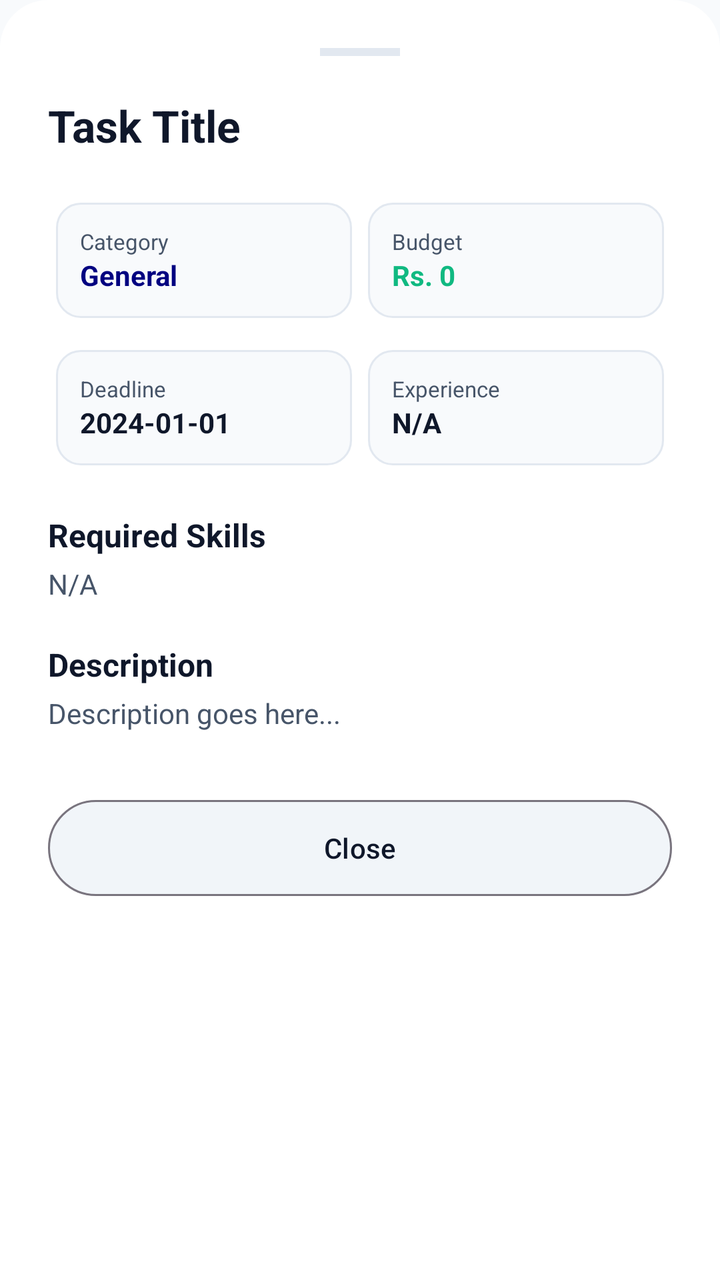
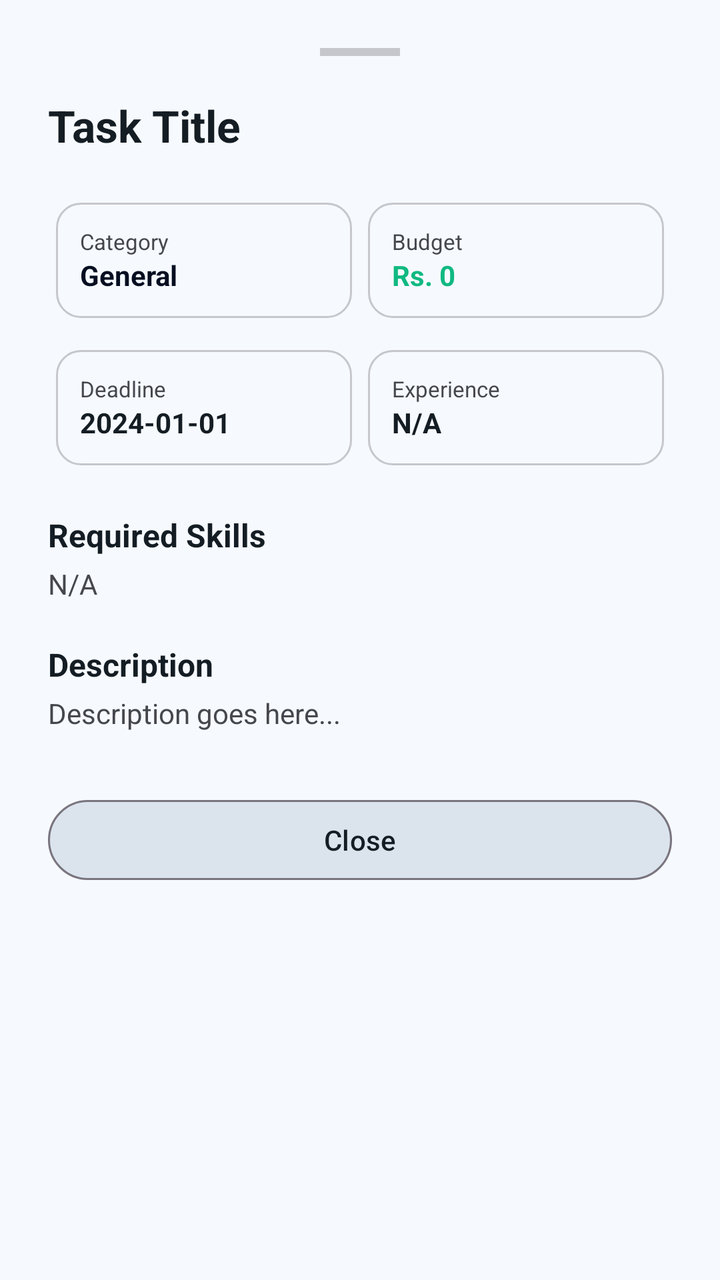

The first picture is an Android layout as it rendered before a commit; the second is the same layout after the commit. The layout source and the unified diff follow.
<!-- AndroidManifest.xml: application theme Theme.MiniJobHunt -->
<!-- res/layout/layout_task_details_sheet.xml -->
<?xml version="1.0" encoding="utf-8"?>
<LinearLayout xmlns:android="http://schemas.android.com/apk/res/android"
    xmlns:app="http://schemas.android.com/apk/res-auto"
    android:layout_width="match_parent"
    android:layout_height="wrap_content"
    android:orientation="vertical"
    android:padding="24dp"
    android:background="@drawable/bg_bottom_sheet">

    <View
        android:layout_width="40dp"
        android:layout_height="4dp"
        android:layout_gravity="center"
        android:layout_marginBottom="20dp"
        android:background="@color/divider" />

    <TextView
        android:id="@+id/txtTitle"
        android:layout_width="match_parent"
        android:layout_height="wrap_content"
        android:text="Task Title"
        android:textSize="22sp"
        android:textStyle="bold"
        android:textColor="@color/text_primary" />

    <LinearLayout
        android:layout_width="match_parent"
        android:layout_height="wrap_content"
        android:orientation="vertical"
        android:layout_marginTop="20dp">

        <LinearLayout
            android:layout_width="match_parent"
            android:layout_height="wrap_content"
            android:orientation="horizontal">

            
            <LinearLayout
                android:layout_width="0dp"
                android:layout_height="wrap_content"
                android:layout_weight="1"
                android:orientation="vertical"
                android:padding="12dp"
                android:background="@drawable/bg_grid_item"
                android:layout_margin="4dp">
                <TextView
                    android:layout_width="wrap_content"
                    android:layout_height="wrap_content"
                    android:text="Category"
                    android:textSize="11sp"
                    android:textColor="@color/text_secondary" />
                <TextView
                    android:id="@+id/txtCategory"
                    android:layout_width="wrap_content"
                    android:layout_height="wrap_content"
                    android:text="General"
                    android:textStyle="bold"
                    android:textColor="@color/primary"
                    android:textSize="14sp" />
            </LinearLayout>

            
            <LinearLayout
                android:layout_width="0dp"
                android:layout_height="wrap_content"
                android:layout_weight="1"
                android:orientation="vertical"
                android:padding="12dp"
                android:background="@drawable/bg_grid_item"
                android:layout_margin="4dp">
                <TextView
                    android:layout_width="wrap_content"
                    android:layout_height="wrap_content"
                    android:text="Budget"
                    android:textSize="11sp"
                    android:textColor="@color/text_secondary" />
                <TextView
                    android:id="@+id/txtBudget"
                    android:layout_width="wrap_content"
                    android:layout_height="wrap_content"
                    android:text="Rs. 0"
                    android:textStyle="bold"
                    android:textColor="@color/success"
                    android:textSize="14sp" />
            </LinearLayout>

        </LinearLayout>

        <LinearLayout
            android:layout_width="match_parent"
            android:layout_height="wrap_content"
            android:orientation="horizontal"
            android:layout_marginTop="8dp">

            
            <LinearLayout
                android:layout_width="0dp"
                android:layout_height="wrap_content"
                android:layout_weight="1"
                android:orientation="vertical"
                android:padding="12dp"
                android:background="@drawable/bg_grid_item"
                android:layout_margin="4dp">
                <TextView
                    android:layout_width="wrap_content"
                    android:layout_height="wrap_content"
                    android:text="Deadline"
                    android:textSize="11sp"
                    android:textColor="@color/text_secondary" />
                <TextView
                    android:id="@+id/txtDeadline"
                    android:layout_width="wrap_content"
                    android:layout_height="wrap_content"
                    android:text="2024-01-01"
                    android:textStyle="bold"
                    android:textColor="@color/text_primary"
                    android:textSize="14sp" />
            </LinearLayout>

            
            <LinearLayout
                android:layout_width="0dp"
                android:layout_height="wrap_content"
                android:layout_weight="1"
                android:orientation="vertical"
                android:padding="12dp"
                android:background="@drawable/bg_grid_item"
                android:layout_margin="4dp">
                <TextView
                    android:layout_width="wrap_content"
                    android:layout_height="wrap_content"
                    android:text="Experience"
                    android:textSize="11sp"
                    android:textColor="@color/text_secondary" />
                <TextView
                    android:id="@+id/txtExperience"
                    android:layout_width="wrap_content"
                    android:layout_height="wrap_content"
                    android:text="N/A"
                    android:textStyle="bold"
                    android:textColor="@color/text_primary"
                    android:textSize="14sp" />
            </LinearLayout>

        </LinearLayout>

    </LinearLayout>

    <TextView
        android:layout_width="wrap_content"
        android:layout_height="wrap_content"
        android:layout_marginTop="20dp"
        android:text="Required Skills"
        android:textStyle="bold"
        android:textColor="@color/text_primary"
        android:textSize="16sp" />

    <TextView
        android:id="@+id/txtSkills"
        android:layout_width="match_parent"
        android:layout_height="wrap_content"
        android:layout_marginTop="4dp"
        android:text="N/A"
        android:textColor="@color/text_secondary"
        android:textSize="14sp" />

    <TextView
        android:layout_width="wrap_content"
        android:layout_height="wrap_content"
        android:layout_marginTop="20dp"
        android:text="Description"
        android:textStyle="bold"
        android:textColor="@color/text_primary"
        android:textSize="16sp" />

    <TextView
        android:id="@+id/txtDescription"
        android:layout_width="match_parent"
        android:layout_height="wrap_content"
        android:layout_marginTop="4dp"
        android:text="Description goes here..."
        android:textColor="@color/text_secondary"
        android:textSize="14sp" />

    <Button
        android:id="@+id/btnClose"
        android:layout_width="match_parent"
        android:layout_height="56dp"
        android:layout_marginTop="30dp"
        android:text="Close"
        android:textAllCaps="false"
        android:backgroundTint="@color/surface_variant"
        android:textColor="@color/text_primary"
        style="?attr/materialButtonOutlinedStyle" />

</LinearLayout>
<!-- resources referenced by this layout -->
<resources>
  <color name="divider">#E2E8F0</color>
  <color name="primary">#000080</color>
  <color name="success">#10B981</color>
  <color name="surface_variant">#F1F5F9</color>
  <color name="text_primary">#0F172A</color>
  <color name="text_secondary">#475569</color>
  <!-- drawable bg_bottom_sheet (drawable) -->
  <?xml version="1.0" encoding="utf-8"?>
  <shape xmlns:android="http://schemas.android.com/apk/res/android">
      <solid android:color="@color/surface" />
      <corners
          android:topLeftRadius="24dp"
          android:topRightRadius="24dp" />
  </shape>
  <!-- drawable bg_grid_item (drawable) -->
  <?xml version="1.0" encoding="utf-8"?>
  <shape xmlns:android="http://schemas.android.com/apk/res/android">
      <solid android:color="@color/background" />
      <corners android:radius="12dp" />
      <stroke android:width="1dp" android:color="@color/divider" />
  </shape>
  <style name="Theme.MiniJobHunt" parent="Base.Theme.MiniJobHunt" />
  <color name="surface">#FFFFFF</color>
  <color name="background">#F8FAFC</color>
  <style name="Base.Theme.MiniJobHunt" parent="Theme.Material3.DayNight.NoActionBar">
          <item name="colorPrimary">@color/primary</item>
          <item name="colorOnPrimary">@color/white</item>
          <item name="colorPrimaryContainer">@color/primary_light</item>
          <item name="colorOnPrimaryContainer">@color/primary_dark</item>
  
          <item name="colorSecondary">@color/info</item>
          <item name="colorOnSecondary">@color/white</item>
  
          <item name="android:windowBackground">@color/background</item>
          <item name="android:statusBarColor">@color/background</item>
          <item name="android:windowLightStatusBar">true</item>
  
          
          <item name="textAppearanceHeadlineLarge">@style/AppText.HeadlineLarge</item>
          <item name="textAppearanceTitleMedium">@style/AppText.TitleMedium</item>
          <item name="textAppearanceBodyLarge">@style/AppText.BodyLarge</item>
      </style>
  <color name="white">#FFFFFF</color>
  <color name="primary_light">#E6E6FF</color>
  <color name="primary_dark">#000066</color>
  <color name="info">#000080</color>
  <style name="AppText.HeadlineLarge">
          <item name="android:textSize">30sp</item>
          <item name="android:textStyle">bold</item>
          <item name="android:textColor">@color/text_primary</item>
          <item name="android:letterSpacing">-0.02</item>
      </style>
  <style name="AppText.TitleMedium">
          <item name="android:textSize">18sp</item>
          <item name="android:textStyle">bold</item>
          <item name="android:textColor">@color/text_primary</item>
      </style>
  <style name="AppText.BodyLarge">
          <item name="android:textSize">16sp</item>
          <item name="android:textColor">@color/text_secondary</item>
      </style>
</resources>

<!-- the commit's change to res/layout/layout_task_details_sheet.xml (unified diff, before → after) -->
@@ -185,7 +185,7 @@
     <Button
         android:id="@+id/btnClose"
         android:layout_width="match_parent"
-        android:layout_height="56dp"
+        android:layout_height="48dp"
         android:layout_marginTop="30dp"
         android:text="Close"
         android:textAllCaps="false"
<!-- resource entries referenced after the edit -->
@@ -1,11 +1,11 @@
 <!-- resources referenced by this layout -->
 <resources>
-  <color name="divider">#E2E8F0</color>
-  <color name="primary">#000080</color>
+  <color name="divider">#c6c6cd</color>
+  <color name="primary">#050e21</color>
   <color name="success">#10B981</color>
-  <color name="surface_variant">#F1F5F9</color>
-  <color name="text_primary">#0F172A</color>
-  <color name="text_secondary">#475569</color>
+  <color name="surface_variant">#dbe4ed</color>
+  <color name="text_primary">#141d23</color>
+  <color name="text_secondary">#45474c</color>
   <!-- drawable bg_bottom_sheet (drawable) -->
   <?xml version="1.0" encoding="utf-8"?>
   <shape xmlns:android="http://schemas.android.com/apk/res/android">
@@ -22,15 +22,15 @@
       <stroke android:width="1dp" android:color="@color/divider" />
   </shape>
   <style name="Theme.MiniJobHunt" parent="Base.Theme.MiniJobHunt" />
-  <color name="surface">#FFFFFF</color>
-  <color name="background">#F8FAFC</color>
+  <color name="surface">#f6faff</color>
+  <color name="background">#f6faff</color>
   <style name="Base.Theme.MiniJobHunt" parent="Theme.Material3.DayNight.NoActionBar">
           <item name="colorPrimary">@color/primary</item>
           <item name="colorOnPrimary">@color/white</item>
-          <item name="colorPrimaryContainer">@color/primary_light</item>
-          <item name="colorOnPrimaryContainer">@color/primary_dark</item>
+          <item name="colorPrimaryContainer">@color/primary_container</item>
+          <item name="colorOnPrimaryContainer">@color/on_primary_container</item>
   
-          <item name="colorSecondary">@color/info</item>
+          <item name="colorSecondary">@color/secondary</item>
           <item name="colorOnSecondary">@color/white</item>
   
           <item name="android:windowBackground">@color/background</item>
@@ -41,13 +41,14 @@
           <item name="textAppearanceHeadlineLarge">@style/AppText.HeadlineLarge</item>
           <item name="textAppearanceTitleMedium">@style/AppText.TitleMedium</item>
           <item name="textAppearanceBodyLarge">@style/AppText.BodyLarge</item>
+          <item name="textAppearanceLabelMedium">@style/AppText.LabelMedium</item>
       </style>
   <color name="white">#FFFFFF</color>
-  <color name="primary_light">#E6E6FF</color>
-  <color name="primary_dark">#000066</color>
-  <color name="info">#000080</color>
+  <color name="primary_container">#1b2437</color>
+  <color name="on_primary_container">#828ba2</color>
+  <color name="secondary">#5c5f60</color>
   <style name="AppText.HeadlineLarge">
-          <item name="android:textSize">30sp</item>
+          <item name="android:textSize">24sp</item>
           <item name="android:textStyle">bold</item>
           <item name="android:textColor">@color/text_primary</item>
           <item name="android:letterSpacing">-0.02</item>
@@ -61,5 +62,12 @@
           <item name="android:textSize">16sp</item>
           <item name="android:textColor">@color/text_secondary</item>
       </style>
+  <style name="AppText.LabelMedium">
+          <item name="android:textSize">12sp</item>
+          <item name="android:textStyle">bold</item>
+          <item name="android:textColor">@color/text_muted</item>
+          <item name="android:letterSpacing">0.01</item>
+      </style>
+  <color name="text_muted">#76777d</color>
 </resources>
 
